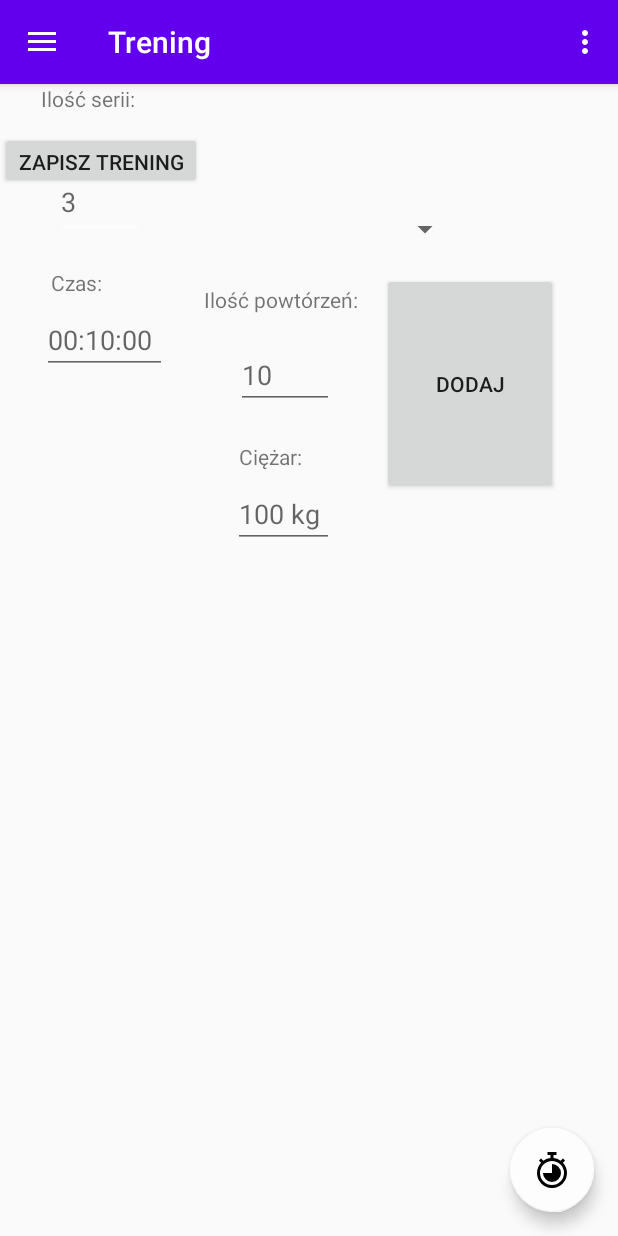
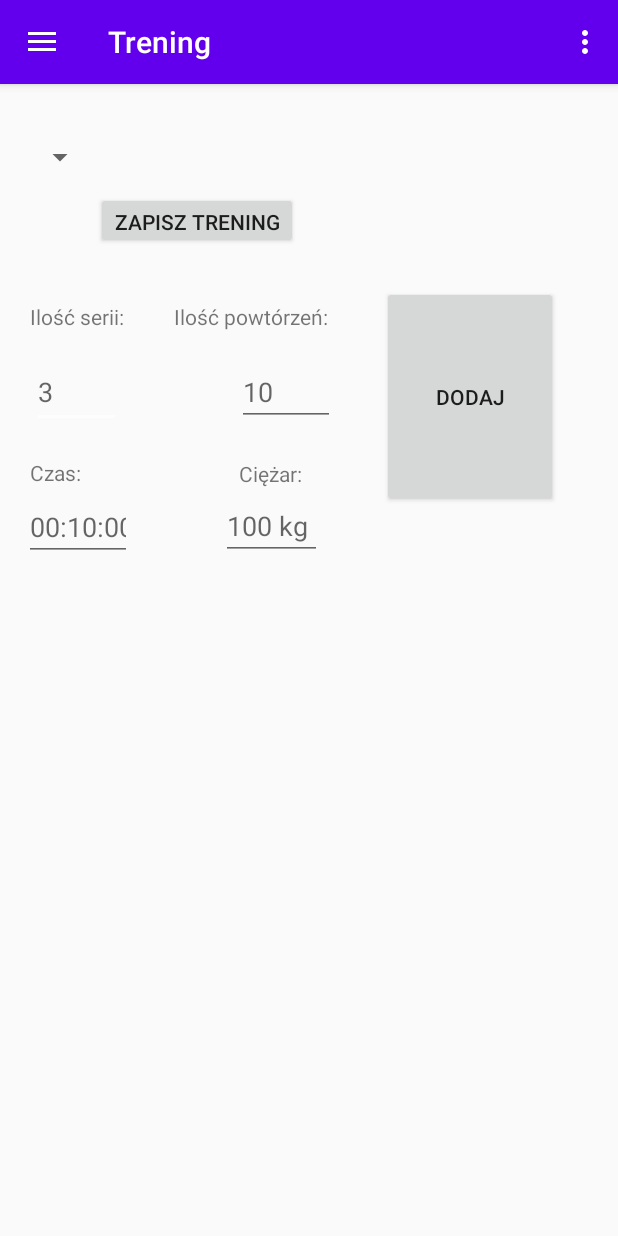
Before and after one commit to dawid-jarnicki/GymTracker, an Android app: the screen it shows after launch once a user with an empty profile is signed in (nav), in the side drawer, after a tap on "Trening", on a phone screen of 412 x 824 dp. Run offline under Robolectric (Android 15) with nearby library versions, the phone set to English and light mode, and no system bars; our stand-ins replace Firebase (no records; nobody signed in at launch, a user with empty details on screens opened directly), navigation-ui.

Commit message:
Poprawa do layoutów + scroll view + format

```diff
--- a/app/src/main/java/com/example/gymtracker/nav.java
+++ b/app/src/main/java/com/example/gymtracker/nav.java
@@ -45,14 +45,7 @@ public class nav extends AppCompatActivity {
 
         Toolbar toolbar = findViewById(R.id.toolbar);
         setSupportActionBar(toolbar);
-        FloatingActionButton fab = findViewById(R.id.fab);
-        fab.setOnClickListener(new View.OnClickListener() {
-            @Override
-            public void onClick(View view) {
-                Snackbar.make(view, "Replace with your own action", Snackbar.LENGTH_LONG)
-                        .setAction("Action", null).show();
-            }
-        });
+
         DrawerLayout drawer = findViewById(R.id.drawer_layout);
         NavigationView navigationView = findViewById(R.id.nav_view);
         // Passing each menu ID as a set of Ids because each
--- a/app/src/main/java/com/example/gymtracker/ui/historia/HistoriaFragment.java
+++ b/app/src/main/java/com/example/gymtracker/ui/historia/HistoriaFragment.java
@@ -99,9 +99,16 @@ public class HistoriaFragment extends  Fragment {
                                     String cwCzas = (String) cw.get("Czas");
                                     String cwTime = (String) cw.get("Czas wykonania");
 
-                                    data += cwNazwa+"\t\t\t\t\t\t\t\tIlosc\t\t\tPowtorzenia\t\t\tCiezar\t\t\tCzas\n"+cwTime+"\t\t\t\t"+cwIlosc+"\t\t\t\t\t"+cwPowtorzenia+"\t\t\t\t\t\t\t\t\t\t\t\t"+cwCiezar+"\t\t\t\t\t\t\t"+cwCzas+"\n\n";
 
+                                    String Is ="Ilość serii";
+                                    String C ="Brany ciężar";
+                                    String P ="Powtorzenia";
+                                    String Cz ="Czas ćwiczenia";
+
+
+                                    data += String.format("%1$15s\t%2$15s\t%3$15s\t%4$15s\t%5$15s \n %6$10s\t%7$20s\t%8$20s\t%9$25s\t%10$25s\n\n",cwNazwa,Is,P,C,Cz,cwTime,cwIlosc,cwPowtorzenia,cwCiezar,cwCzas);
                                 }
+
                                 Historia.setText(data);
                             }
                         });
--- a/app/src/main/java/com/example/gymtracker/ui/slideshow/SlideshowFragment.java
+++ b/app/src/main/java/com/example/gymtracker/ui/slideshow/SlideshowFragment.java
@@ -1,5 +1,7 @@
 package com.example.gymtracker.ui.slideshow;
 
+import android.icu.text.DecimalFormat;
+import android.icu.text.MeasureFormat;
 import android.os.Bundle;
 import android.view.LayoutInflater;
 import android.view.View;
@@ -29,6 +31,7 @@ import java.text.SimpleDateFormat;
 import java.util.ArrayList;
 import java.util.Calendar;
 import java.util.Date;
+import java.util.Formatter;
 import java.util.HashMap;
 import java.util.List;
 import java.util.Locale;
@@ -138,6 +141,9 @@ public class SlideshowFragment extends Fragment {
                 cwiczenie.put("Czas wykonania",time);
                 treningCwiczenia.add(cwiczenie);
 
+
+
+
                 ilosc++;
                 for (int poz=0; poz<ilosc; poz++)
                 {
@@ -148,7 +154,14 @@ public class SlideshowFragment extends Fragment {
                     String cwCzas = (String) treningCwiczenia.get(poz).get("Czas");
                     String cwTime = (String) treningCwiczenia.get(poz).get("Czas wykonania");
                     Toast.makeText(getContext(),cwNazwa,Toast.LENGTH_SHORT).show();
-                    data += cwNazwa+"\t\t\t\t\t\t\t\tIlosc\t\t\tPowtorzenia\t\t\tCiezar\t\t\tCzas\n"+cwTime+"\t\t\t\t"+cwIlosc+"\t\t\t\t\t"+cwPowtorzenia+"\t\t\t\t\t\t\t\t\t\t\t\t"+cwCiezar+"\t\t\t\t\t\t\t"+cwCzas+"\n\n";
+
+                    String Is ="Ilość serii";
+                    String C ="Brany ciężar";
+                    String P ="Powtorzenia";
+                    String Cz ="Czas ćwiczenia";
+
+
+                     data += String.format("%1$15s\t%2$15s\t%3$15s\t%4$15s\t%5$15s \n %6$10s\t%7$20s\t%8$20s\t%9$25s\t%10$25s\n\n",cwNazwa,Is,P,C,Cz,cwTime,cwIlosc,cwPowtorzenia,cwCiezar,cwCzas);
                 }
 
 
--- a/app/src/main/res/layout/app_bar_nav.xml
+++ b/app/src/main/res/layout/app_bar_nav.xml
@@ -22,12 +22,4 @@
 
     <include layout="@layout/content_nav" />
 
-    <com.google.android.material.floatingactionbutton.FloatingActionButton
-        android:id="@+id/fab"
-        android:layout_width="wrap_content"
-        android:layout_height="wrap_content"
-        android:layout_gravity="bottom|end"
-        android:layout_margin="@dimen/fab_margin"
-        app:srcCompat="@drawable/ic_timer" />
-
 </androidx.coordinatorlayout.widget.CoordinatorLayout>
--- a/app/src/main/res/layout/fragment_cwiczenie.xml
+++ b/app/src/main/res/layout/fragment_cwiczenie.xml
@@ -87,7 +87,7 @@
     <ScrollView
 
         android:id="@+id/scrollListCw"
-        android:layout_width="368dp"
+        android:layout_width="match_parent"
         android:layout_height="410dp"
         android:layout_marginStart="16dp"
         android:layout_marginLeft="16dp"
@@ -103,11 +103,4 @@
     </ScrollView>
 
 
-
-    <LinearLayout
-            android:layout_width="match_parent"
-            android:layout_height="wrap_content"
-            android:orientation="vertical" />
-
-
 </androidx.constraintlayout.widget.ConstraintLayout>
--- a/app/src/main/res/layout/fragment_historia.xml
+++ b/app/src/main/res/layout/fragment_historia.xml
@@ -6,23 +6,26 @@
     android:layout_height="match_parent"
     tools:context=".ui.historia.HistoriaFragment">
 
-    <TextView
-        android:id="@+id/textHistoria"
-        android:layout_width="361dp"
-        android:layout_height="449dp"
-        android:layout_marginStart="152dp"
-        android:layout_marginLeft="152dp"
-        android:layout_marginTop="243dp"
-        android:layout_marginEnd="152dp"
-        android:layout_marginRight="152dp"
-        android:layout_marginBottom="447dp"
-        android:text="@string/menu_historia"
-        app:layout_constraintBottom_toBottomOf="parent"
-        app:layout_constraintEnd_toEndOf="parent"
-        app:layout_constraintHorizontal_bias="0.501"
+
+    <ScrollView
+        android:id="@+id/scrollViewHistoria"
+        android:layout_width="match_parent"
+        android:layout_height="700dp"
+        android:layout_marginTop="8dp"
         app:layout_constraintStart_toStartOf="parent"
-        app:layout_constraintTop_toTopOf="parent"
-        app:layout_constraintVertical_bias="0.244" />
+        app:layout_constraintTop_toBottomOf="@+id/spinnerDzien">
+
+        <TextView
+            android:id="@+id/textHistoria"
+            android:layout_width="wrap_content"
+            android:layout_height="wrap_content"
+            android:layout_marginTop="6dp"
+            android:text="@string/menu_historia"
+            app:layout_constraintBottom_toBottomOf="parent"
+            app:layout_constraintEnd_toEndOf="parent"
+            app:layout_constraintStart_toStartOf="parent"
+            app:layout_constraintTop_toBottomOf="@+id/spinnerDzien" />
+    </ScrollView>
 
     <Spinner
         android:id="@+id/spinnerDzien"
@@ -34,4 +37,7 @@
         app:layout_constraintStart_toStartOf="parent"
         app:layout_constraintTop_toTopOf="parent" />
 
+
+
+
 </androidx.constraintlayout.widget.ConstraintLayout>
--- a/app/src/main/res/layout/fragment_slideshow.xml
+++ b/app/src/main/res/layout/fragment_slideshow.xml
@@ -11,24 +11,23 @@
         android:id="@+id/buttonZapiszTrening"
         android:layout_width="wrap_content"
         android:layout_height="38dp"
-        android:layout_marginTop="32dp"
+        android:layout_marginStart="64dp"
+        android:layout_marginLeft="64dp"
+        android:layout_marginTop="72dp"
         android:text="Zapisz trening"
-        app:layout_constraintTop_toTopOf="parent"
-        tools:layout_editor_absoluteX="254dp" />
+        app:layout_constraintStart_toStartOf="parent"
+        app:layout_constraintTop_toTopOf="parent" />
 
     <TextView
         android:id="@+id/textSSSerie"
         android:layout_width="wrap_content"
         android:layout_height="wrap_content"
-        android:layout_marginStart="22dp"
-        android:layout_marginLeft="22dp"
-        android:layout_marginEnd="44dp"
-        android:layout_marginRight="44dp"
+        android:layout_marginStart="20dp"
+        android:layout_marginLeft="20dp"
+        android:layout_marginTop="80dp"
         android:text="Ilość serii:"
-        app:layout_constraintEnd_toStartOf="@+id/textSSPowtorzenia"
-        app:layout_constraintHorizontal_bias="0.75"
         app:layout_constraintStart_toStartOf="parent"
-        tools:layout_editor_absoluteY="127dp" />
+        app:layout_constraintTop_toBottomOf="@+id/spinnerCwWybor" />
 
     <EditText
         android:id="@+id/editTextSerie"
@@ -36,14 +35,10 @@
         android:layout_height="47dp"
         android:layout_marginStart="21dp"
         android:layout_marginLeft="21dp"
-        android:layout_marginTop="36dp"
-        android:layout_marginEnd="53dp"
-        android:layout_marginRight="53dp"
+        android:layout_marginTop="17dp"
         android:ems="10"
         android:hint="3"
         android:inputType="number"
-        app:layout_constraintEnd_toStartOf="@+id/editTextPowtorzenia"
-        app:layout_constraintHorizontal_bias="0.666"
         app:layout_constraintStart_toStartOf="parent"
         app:layout_constraintTop_toBottomOf="@+id/textSSSerie" />
 
@@ -51,53 +46,47 @@
         android:id="@+id/editTextPowtorzenia"
         android:layout_width="65dp"
         android:layout_height="wrap_content"
+        android:layout_marginStart="77dp"
+        android:layout_marginLeft="77dp"
         android:layout_marginTop="18dp"
-        android:layout_marginEnd="32dp"
-        android:layout_marginRight="32dp"
         android:ems="10"
         android:hint="10"
         android:inputType="number"
-        app:layout_constraintEnd_toStartOf="@+id/buttonSSDodaj"
+        app:layout_constraintStart_toEndOf="@+id/editTextSerie"
         app:layout_constraintTop_toBottomOf="@+id/textSSPowtorzenia" />
 
     <TextView
         android:id="@+id/textSSPowtorzenia"
         android:layout_width="wrap_content"
         android:layout_height="wrap_content"
-        android:layout_marginTop="64dp"
-        android:layout_marginEnd="16dp"
-        android:layout_marginRight="16dp"
+        android:layout_marginStart="33dp"
+        android:layout_marginLeft="33dp"
+        android:layout_marginTop="35dp"
         android:text="Ilość powtórzeń:"
-        app:layout_constraintEnd_toStartOf="@+id/buttonSSDodaj"
+        app:layout_constraintStart_toEndOf="@+id/textSSSerie"
         app:layout_constraintTop_toBottomOf="@+id/buttonZapiszTrening" />
 
     <TextView
         android:id="@+id/textSSCzas"
         android:layout_width="wrap_content"
         android:layout_height="wrap_content"
-        android:layout_marginStart="21dp"
-        android:layout_marginLeft="21dp"
+        android:layout_marginStart="20dp"
+        android:layout_marginLeft="20dp"
         android:layout_marginTop="20dp"
-        android:layout_marginEnd="79dp"
-        android:layout_marginRight="79dp"
         android:text="Czas:"
-        app:layout_constraintEnd_toStartOf="@+id/textSSCiezar"
         app:layout_constraintStart_toStartOf="parent"
         app:layout_constraintTop_toBottomOf="@+id/editTextSerie" />
 
     <EditText
         android:id="@+id/editTextCzas"
-        android:layout_width="83dp"
+        android:layout_width="72dp"
         android:layout_height="40dp"
         android:layout_marginStart="16dp"
         android:layout_marginLeft="16dp"
-        android:layout_marginTop="11dp"
-        android:layout_marginEnd="32dp"
-        android:layout_marginRight="32dp"
+        android:layout_marginTop="9dp"
         android:ems="10"
         android:hint="00:10:00"
         android:inputType="time"
-        app:layout_constraintEnd_toStartOf="@+id/editTextCiezar"
         app:layout_constraintStart_toStartOf="parent"
         app:layout_constraintTop_toBottomOf="@+id/textSSCzas" />
 
@@ -105,55 +94,73 @@
         android:id="@+id/textSSCiezar"
         android:layout_width="wrap_content"
         android:layout_height="wrap_content"
+        android:layout_marginStart="105dp"
+        android:layout_marginLeft="105dp"
         android:layout_marginTop="22dp"
-        android:layout_marginEnd="53dp"
-        android:layout_marginRight="53dp"
         android:text="Ciężar:"
-        app:layout_constraintEnd_toStartOf="@+id/buttonSSDodaj"
+        app:layout_constraintStart_toEndOf="@+id/textSSCzas"
         app:layout_constraintTop_toBottomOf="@+id/editTextPowtorzenia" />
 
     <EditText
         android:id="@+id/editTextCiezar"
         android:layout_width="67dp"
         android:layout_height="40dp"
-        android:layout_marginTop="11dp"
-        android:layout_marginEnd="32dp"
-        android:layout_marginRight="32dp"
+        android:layout_marginStart="59dp"
+        android:layout_marginLeft="59dp"
+        android:layout_marginTop="8dp"
         android:ems="10"
         android:hint="100 kg"
         android:inputType="numberDecimal"
-        app:layout_constraintEnd_toStartOf="@+id/buttonSSDodaj"
+        app:layout_constraintStart_toEndOf="@+id/editTextCzas"
         app:layout_constraintTop_toBottomOf="@+id/textSSCiezar" />
 
     <Button
         android:id="@+id/buttonSSDodaj"
         android:layout_width="117dp"
         android:layout_height="147dp"
-        android:layout_marginTop="56dp"
+        android:layout_marginTop="73dp"
         android:layout_marginEnd="40dp"
         android:layout_marginRight="40dp"
+        android:layout_marginBottom="39dp"
         android:text="Dodaj"
+        app:layout_constraintBottom_toTopOf="@+id/scrollViewTrening"
         app:layout_constraintEnd_toEndOf="parent"
-        app:layout_constraintTop_toBottomOf="@+id/buttonZapiszTrening" />
+        app:layout_constraintTop_toBottomOf="@+id/spinnerCwWybor" />
 
     <Spinner
         android:id="@+id/spinnerCwWybor"
-        android:layout_width="291dp"
+        android:layout_width="wrap_content"
         android:layout_height="33dp"
         android:layout_marginStart="16dp"
         android:layout_marginLeft="16dp"
-        android:layout_marginTop="80dp"
+        android:layout_marginTop="32dp"
         app:layout_constraintStart_toStartOf="parent"
         app:layout_constraintTop_toTopOf="parent" />
 
-    <TextView
-        android:id="@+id/textViewTrening"
-        android:layout_width="371dp"
-        android:layout_height="265dp"
-        android:layout_marginBottom="16dp"
-        app:layout_constraintBottom_toBottomOf="parent"
+
+    <ScrollView
+        android:id="@+id/scrollViewTrening"
+        android:layout_width="match_parent"
+        android:layout_height="550dp"
+        android:layout_marginStart="9dp"
+        android:layout_marginLeft="9dp"
+        android:layout_marginEnd="9dp"
+        android:layout_marginRight="9dp"
         app:layout_constraintEnd_toEndOf="parent"
-        app:layout_constraintHorizontal_bias="0.6"
-        app:layout_constraintStart_toStartOf="parent" />
+        app:layout_constraintStart_toStartOf="parent"
+        app:layout_constraintTop_toBottomOf="@+id/editTextCiezar">
+
+
+        <TextView
+            android:id="@+id/textViewTrening"
+            android:layout_width="match_parent"
+            android:layout_height="match_parent"
+            android:layout_marginBottom="4dp"
+            app:layout_constraintBottom_toBottomOf="parent"
+            app:layout_constraintEnd_toEndOf="parent"
+            app:layout_constraintHorizontal_bias="0.4"
+            app:layout_constraintStart_toStartOf="parent" />
+
+    </ScrollView>
 
 </androidx.constraintlayout.widget.ConstraintLayout>
--- a/app/src/main/res/values/strings.xml
+++ b/app/src/main/res/values/strings.xml
@@ -1,4 +1,5 @@
 <resources>
+    <string name="tab">\u0009\u0009\u0009\u0009</string>
     <string name="app_name">GymTracker</string>
     <string name="witaj">Witaj w GymTracker</string>
     <string name="title_activity_nav">Nav</string>
```
